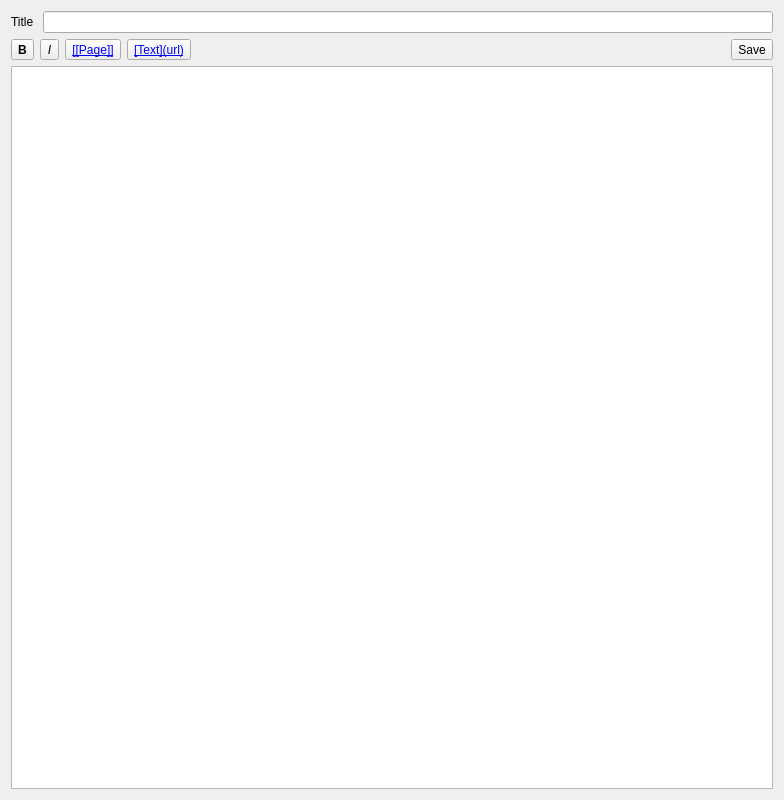
The window that tritki/data/markdown_editor.ui (tritium21/tritki) describes before a commit, drawn with Qt 5.
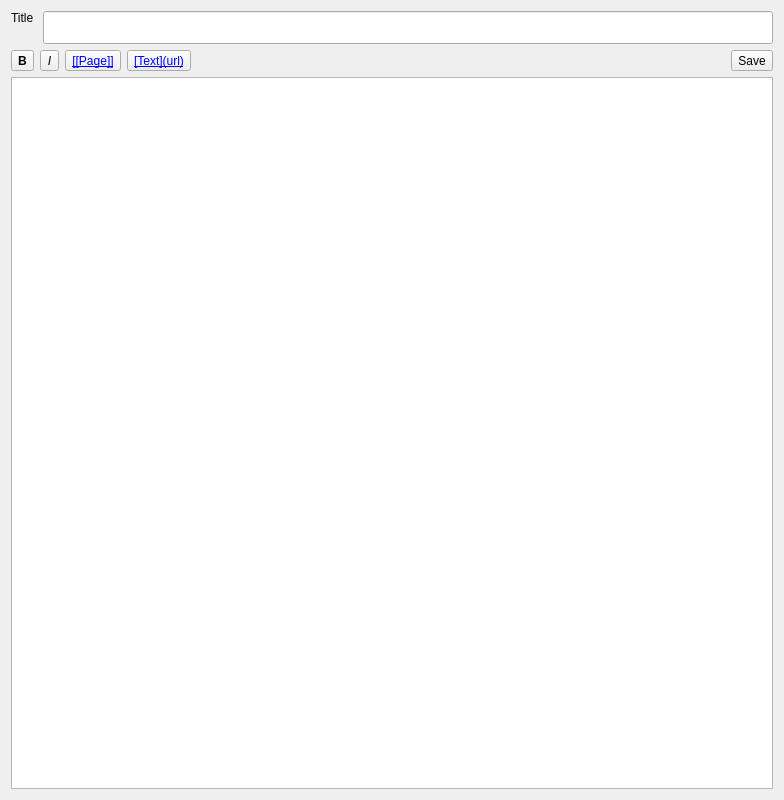
The same window after the commit. Custom widgets are drawn as their Qt base class.

What changed in the file:
```diff
--- a/tritki/data/markdown_editor.ui
+++ b/tritki/data/markdown_editor.ui
@@ -21,10 +21,21 @@
        <property name="text">
         <string>Title </string>
        </property>
+       <property name="alignment">
+        <set>Qt::AlignLeading|Qt::AlignLeft|Qt::AlignTop</set>
+       </property>
       </widget>
      </item>
      <item>
-      <widget class="QLineEdit" name="edit_title"/>
+      <widget class="QLineEdit" name="edit_title">
+       <property name="font">
+        <font>
+         <pointsize>16</pointsize>
+         <weight>75</weight>
+         <bold>true</bold>
+        </font>
+       </property>
+      </widget>
      </item>
     </layout>
    </item>
```
